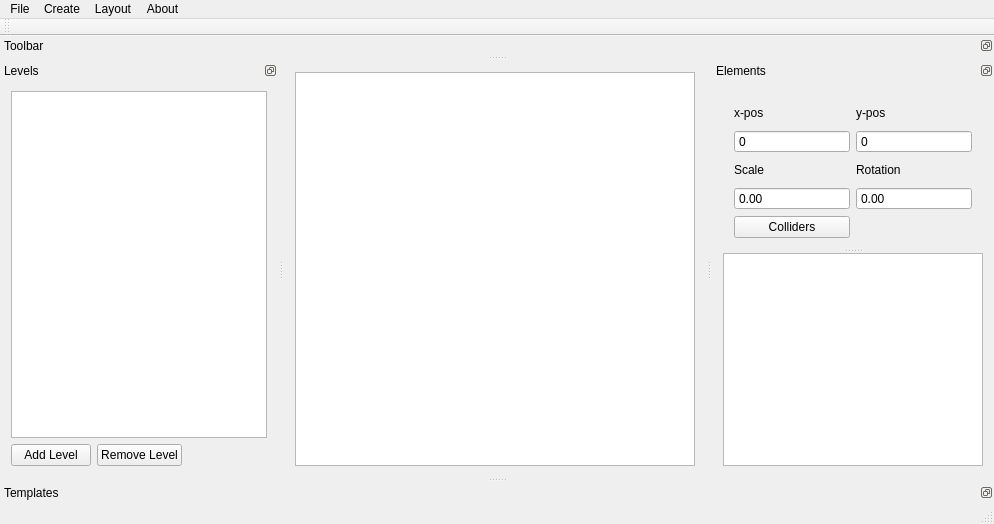
Old version of the form mainwindow.ui in the repository jreuss/tudimapper.
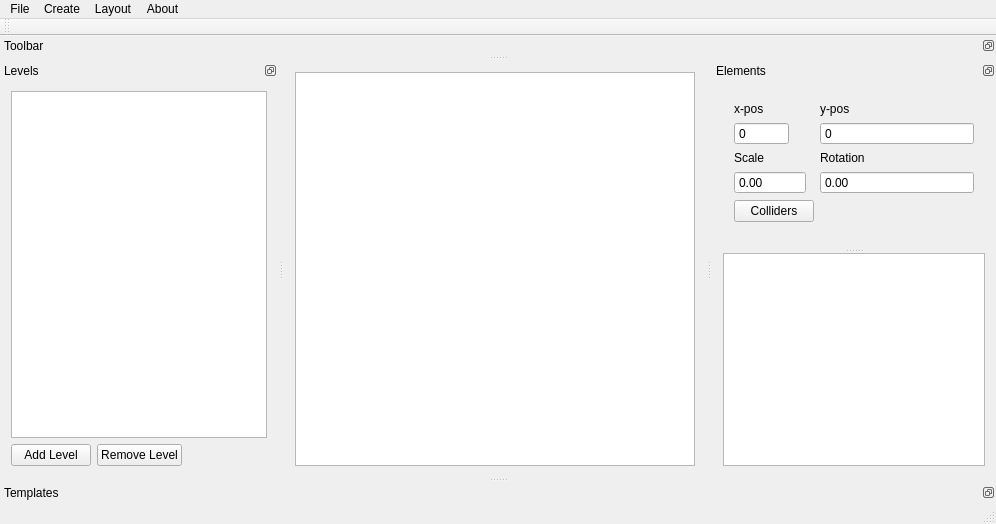
New version of the form. The open tabs and pages were chosen to show the change. Icons and pictures are not drawn. Custom widgets are drawn as their Qt base class.

The edit to the form file:
```diff
--- a/mainwindow.ui
+++ b/mainwindow.ui
@@ -184,8 +184,8 @@
   <widget class="QDockWidget" name="dockWidget_properties">
    <property name="minimumSize">
     <size>
-     <width>282</width>
-     <height>254</height>
+     <width>284</width>
+     <height>256</height>
     </size>
    </property>
    <property name="maximumSize">
@@ -229,25 +229,13 @@
          </layout>
         </widget>
         <widget class="QWidget" name="page_single_selection">
-         <layout class="QGridLayout" name="gridLayout_2">
-          <item row="4" column="0">
-           <widget class="QPushButton" name="btn_collider">
+         <layout class="QVBoxLayout" name="verticalLayout_3">
+          <item>
+           <layout class="QFormLayout" name="formLayout_2">
+            <item row="0" column="0">
+             <widget class="QLabel" name="label_3">
             <property name="text">
-             <string>Colliders</string>
-            </property>
-           </widget>
-          </item>
-          <item row="2" column="1">
-           <widget class="QLabel" name="label_6">
-            <property name="text">
-             <string>Rotation</string>
-            </property>
-           </widget>
-          </item>
-          <item row="2" column="0">
-           <widget class="QLabel" name="label_5">
-            <property name="text">
-             <string>Scale</string>
+               <string>x-pos</string>
             </property>
            </widget>
           </item>
@@ -258,26 +246,6 @@
             </property>
            </widget>
           </item>
-          <item row="0" column="0">
-           <widget class="QLabel" name="label_3">
-            <property name="text">
-             <string>x-pos</string>
-            </property>
-           </widget>
-          </item>
-          <item row="1" column="1">
-           <widget class="QSpinBox" name="spinBox_ypos">
-            <property name="buttonSymbols">
-             <enum>QAbstractSpinBox::NoButtons</enum>
-            </property>
-            <property name="minimum">
-             <number>-999999999</number>
-            </property>
-            <property name="maximum">
-             <number>999999999</number>
-            </property>
-           </widget>
-          </item>
           <item row="1" column="0">
            <widget class="QSpinBox" name="spinBox_xpos">
             <property name="buttonSymbols">
@@ -291,6 +259,33 @@
             </property>
            </widget>
           </item>
+            <item row="1" column="1">
+             <widget class="QSpinBox" name="spinBox_ypos">
+              <property name="buttonSymbols">
+               <enum>QAbstractSpinBox::NoButtons</enum>
+              </property>
+              <property name="minimum">
+               <number>-999999999</number>
+              </property>
+              <property name="maximum">
+               <number>999999999</number>
+              </property>
+             </widget>
+            </item>
+            <item row="2" column="0">
+             <widget class="QLabel" name="label_5">
+              <property name="text">
+               <string>Scale</string>
+              </property>
+             </widget>
+            </item>
+            <item row="2" column="1">
+             <widget class="QLabel" name="label_6">
+              <property name="text">
+               <string>Rotation</string>
+              </property>
+             </widget>
+            </item>
           <item row="3" column="0">
            <widget class="QDoubleSpinBox" name="spinBox_scale">
             <property name="buttonSymbols">
@@ -314,6 +309,15 @@
             </property>
            </widget>
           </item>
+            <item row="4" column="0">
+             <widget class="QPushButton" name="btn_collider">
+              <property name="text">
+               <string>Colliders</string>
+              </property>
+             </widget>
+            </item>
+           </layout>
+          </item>
          </layout>
         </widget>
         <widget class="QWidget" name="page_multiple_selection"/>
@@ -379,6 +383,11 @@
    <header>compound_widgets/main_toolbar/maintoolbar.h</header>
    <container>1</container>
   </customwidget>
+  <customwidget>
+   <class>ZoomedGraphicView</class>
+   <extends>QGraphicsView</extends>
+   <header>utility/zoomedgraphicview.h</header>
+  </customwidget>
  </customwidgets>
  <resources>
   <include location="images.qrc"/>
```
Left out of the diff: 5 changed lines with no effect on the pictures. Lines whose indentation alone changed are shown as unchanged.
